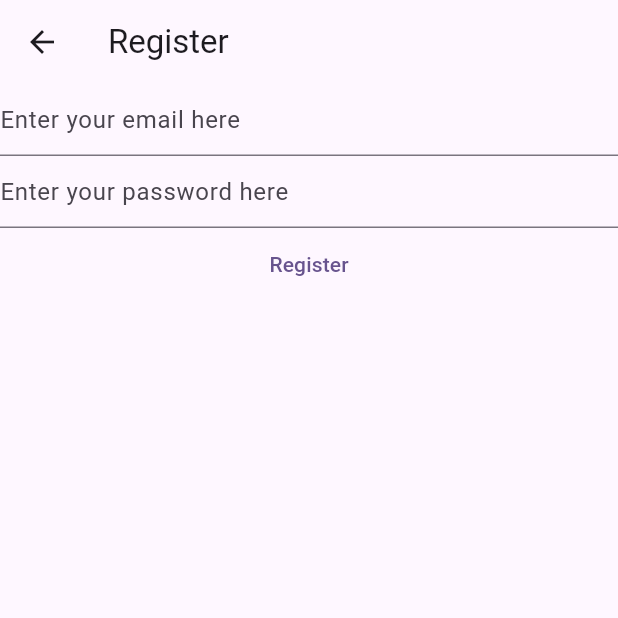
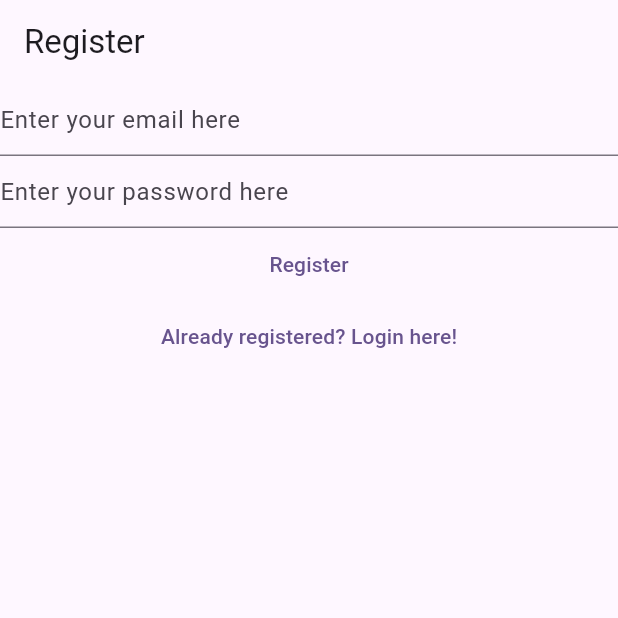
Before and after one commit to LakinduVirajith/Private-Notes---Flutter, a Flutter app: the RegisterView screen opened directly, on a phone screen of 412 x 824 dp, the top half of it. Run offline on Flutter 3.47's test engine with Material 3 defaults, Android fonts, the light colour scheme and no system bars; our stand-ins replace firebase_auth, firebase_core; accounts and stored records are empty; generated files the repository leaves out were written again.

```diff
--- a/lib/views/register_view.dart
+++ b/lib/views/register_view.dart
@@ -1,7 +1,5 @@
 import 'package:firebase_auth/firebase_auth.dart';
-import 'package:firebase_core/firebase_core.dart';
 import 'package:flutter/material.dart';
-import 'package:private_notes/firebase_options.dart';
 
 class RegisterView extends StatefulWidget {
   const RegisterView({super.key});
@@ -34,30 +32,23 @@
       appBar: AppBar(
         title: const Text('Register'),
       ),
-      body: FutureBuilder(
-        future: Firebase.initializeApp(
-          options: DefaultFirebaseOptions.currentPlatform,
-        ),
-        builder: (context, snapshot) {
-          switch (snapshot.connectionState) {
-            case ConnectionState.done:
-              return Column(
+      body: Column(
         children: [
           TextField(
             controller: _email,
             enableSuggestions: false,
             autocorrect: false,
             keyboardType: TextInputType.emailAddress,
-                    decoration: const InputDecoration(
-                        hintText: 'Enter your email here'),
+            decoration:
+                const InputDecoration(hintText: 'Enter your email here'),
           ),
           TextField(
             controller: _password,
             obscureText: true,
             enableSuggestions: false,
             autocorrect: false,
-                    decoration: const InputDecoration(
-                        hintText: 'Enter your password here'),
+            decoration:
+                const InputDecoration(hintText: 'Enter your password here'),
           ),
           TextButton(
             onPressed: () async {
@@ -65,8 +56,8 @@
               final password = _password.text;
 
               try {
-                        final userCredential = await FirebaseAuth.instance
-                            .createUserWithEmailAndPassword(
+                final userCredential =
+                    await FirebaseAuth.instance.createUserWithEmailAndPassword(
                   email: email,
                   password: password,
                 );
@@ -83,12 +74,14 @@
             },
             child: const Text('Register'),
           ),
+          TextButton(
+            onPressed: () {
+              Navigator.of(context)
+                  .pushNamedAndRemoveUntil('/login/', (route) => false);
+            },
+            child: const Text('Already registered? Login here!'),
+          ),
         ],
-              );
-            default:
-              return const Text('Loading...');
-          }
-        },
       ),
     );
   }
```
Also changed, not shown: lib/main.dart (+18 -10 lines), lib/views/login_view.dart (+16 -21 lines), lib/views/verify_email_view.dart (added, +32 -0 lines). Lines whose indentation alone changed are shown as unchanged.
